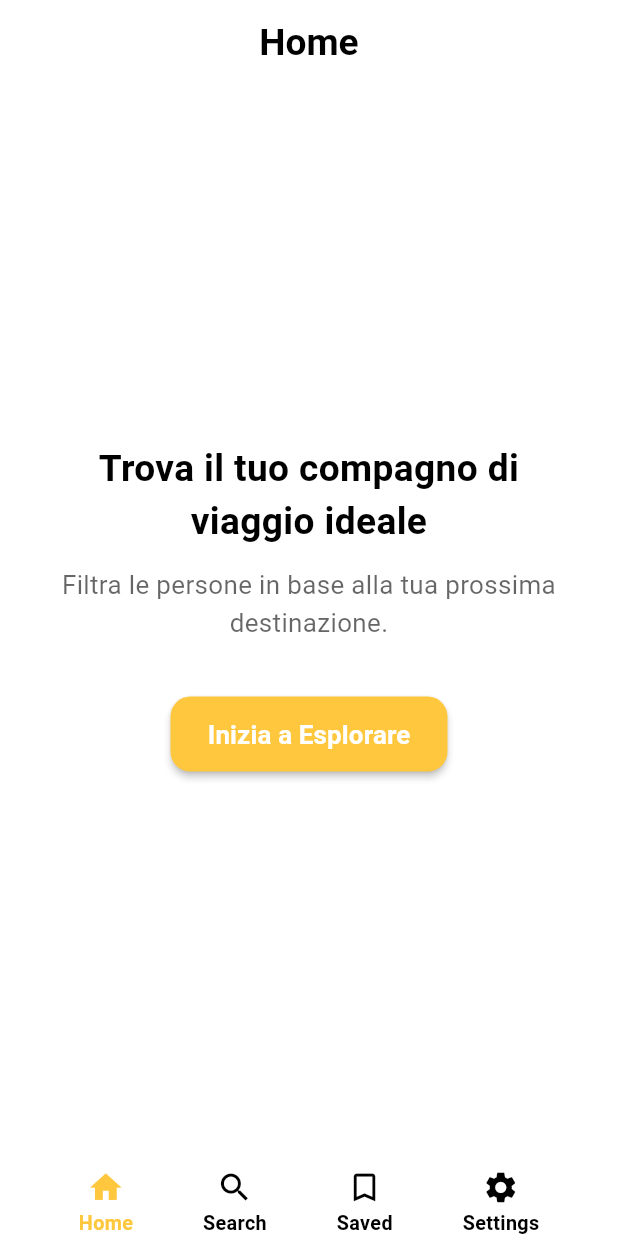
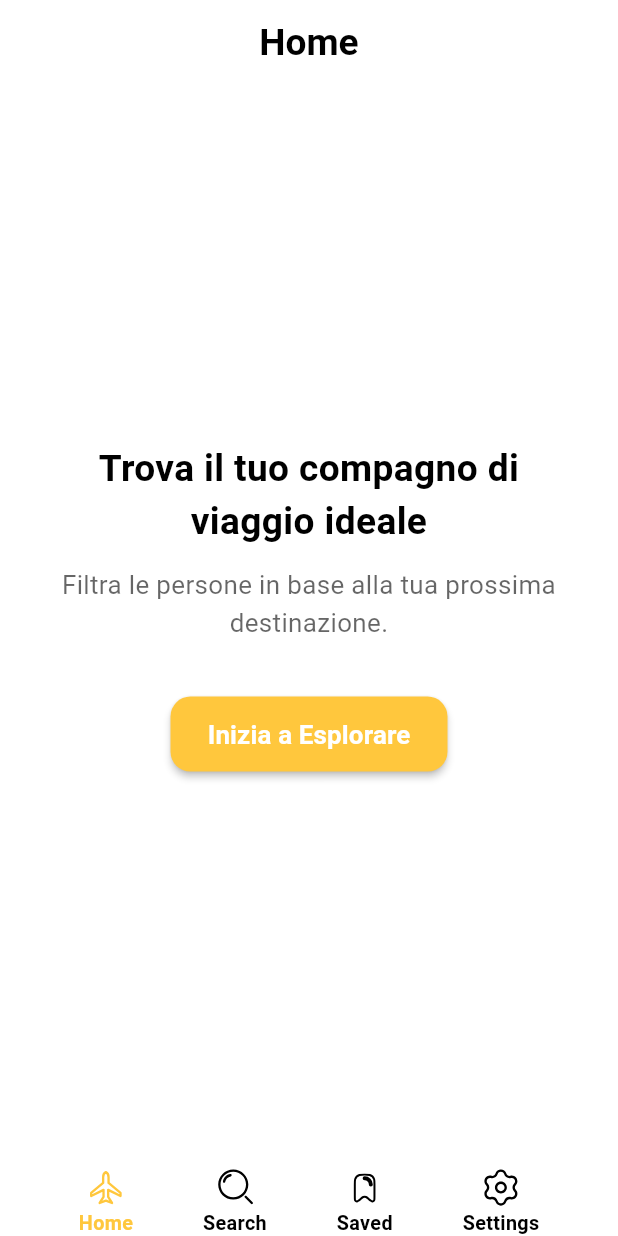
Before and after one commit to Simo-2004/TravelMate, a Flutter app: the screen it shows after launch, on a phone screen of 412 x 824 dp. Run offline on Flutter 3.47's test engine with Material 3 defaults, Android fonts, the phone set to English and light mode, and no system bars; our stand-ins replace flutter_svg.

Commit message:
feat: Added svg icon support
Added svg icon support and added the svg assets icon in the project

```diff
--- a/lib/features/navigation/navigation_config.dart
+++ b/lib/features/navigation/navigation_config.dart
@@ -104,24 +104,28 @@ class NavigationDefaults {
         label: AppStrings.navHomeLabel,
         title: AppStrings.pageHomeTitle,
         icon: Icons.home,
+        svgAsset: 'assets/icons/airplane.svg',
         page: const HomeScreen(),
       ),
       const NavigationItem(
         label: AppStrings.navSearchLabel,
         title: AppStrings.pageSearchTitle,
         icon: Icons.search,
+        svgAsset: 'assets/icons/Search 2.svg',
         page: const SearchScreen(),
       ),
       const NavigationItem(
         label: AppStrings.navSavedLabel,
         title: AppStrings.pageSavedTitle,
         icon: Icons.bookmark_border,
+        svgAsset: 'assets/icons/Bookmark 4.svg',
         page: const SavedItemsScreen(),
       ),
       const NavigationItem(
         label: AppStrings.navSettingsLabel,
         title: AppStrings.pageSettingsTitle,
         icon: Icons.settings,
+        svgAsset: 'assets/icons/Setting.svg',
         page: const SettingsScreen(),
       ),
     ],
```
Also changed, not shown: assets/icons/Bookmark 4.svg (added), assets/icons/Search 2.svg (added), assets/icons/Setting.svg (added), assets/icons/airplane.svg (added).
